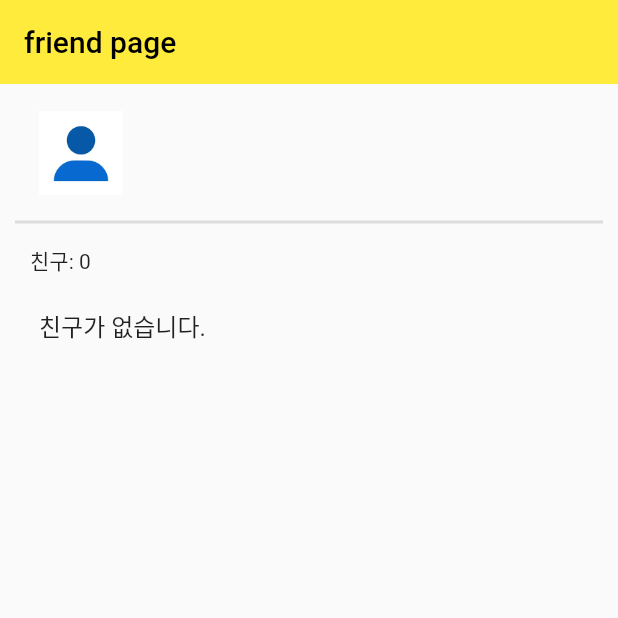
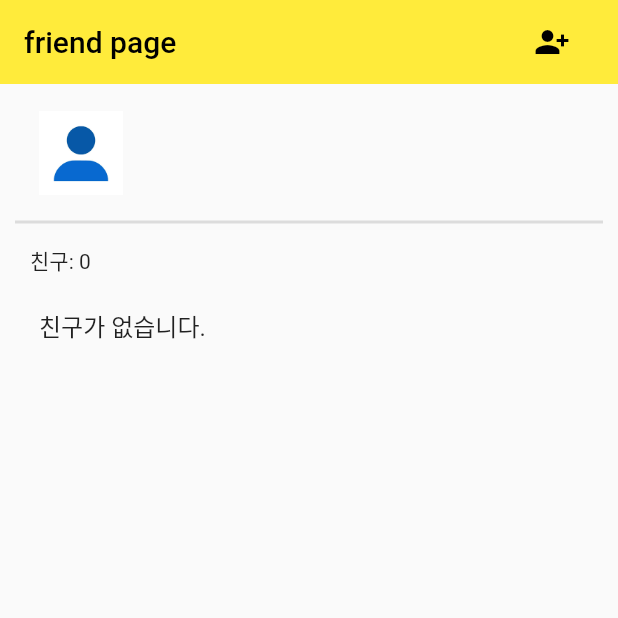
Before and after one commit to StarJins/pineapple_tok, a Flutter app: the MainPage screen opened directly, on a phone screen of 412 x 824 dp, the top half of it. Run offline on Flutter 3.47's test engine with Material 2 defaults, Android fonts, the phone set to English and light mode, and no system bars; our stand-ins replace cloud_firestore, firebase_auth, firebase_core, page_transition, tuple; accounts and stored records are empty.

Commit message:
친구추가 틀 구현

```diff
--- a/lib/data/friend.dart
+++ b/lib/data/friend.dart
@@ -4,15 +4,16 @@ import 'package:cloud_firestore/cloud_firestore.dart';
 import 'package:pineapple_tok/data/profile.dart';
 
 class Friend extends Profile {
-  Friend(String thumbnail, String background, String name, String comment)
+  String uid;
+  Friend(this.uid, String thumbnail, String background, String name, String comment)
       : super(thumbnail, background, name, comment);
 
-  factory Friend.getFriendProfile(String thumbnail, String background, String name, String comment) {
+  factory Friend.getFriendProfile(String uid, String thumbnail, String background, String name, String comment) {
     if (thumbnail == '') {
       thumbnail = 'assets/basic_profile_picture.png';
     }
 
-    return Friend(thumbnail, background, name, comment);
+    return Friend(uid, thumbnail, background, name, comment);
   }
 }
 
@@ -52,7 +53,9 @@ class FriendHandler {
         String background = doc['background'];
         String name = doc['name'];
         String comment = doc['comment'];
-        friendList.add(Friend.getFriendProfile(thumbnail, background, name, comment));
+
+        print(doc.id);
+        friendList.add(Friend.getFriendProfile(doc.id, thumbnail, background, name, comment));
       }
     }
 
--- a/lib/layout/main_page.dart
+++ b/lib/layout/main_page.dart
@@ -1,7 +1,9 @@
 import 'package:flutter/material.dart';
+import 'package:page_transition/page_transition.dart';
 import 'package:pineapple_tok/chatting_page/chatting_list_page.dart';
 import 'package:pineapple_tok/credit_page/credit_page.dart';
 import 'package:pineapple_tok/friend_page/friend_page.dart';
+import 'package:pineapple_tok/friend_page/new_friend_page.dart';
 
 class MainPage extends StatefulWidget {
   MainPage({Key? key}) : super(key: key);
@@ -16,7 +18,7 @@ class _MainPageState extends State<MainPage> {
   @override
   Widget build(BuildContext context) {
     return Scaffold(
-      appBar: _buildAppBar(),
+      appBar: _getAppbar(),
       body: _getBodyPage(),
       bottomNavigationBar: SizedBox(
         height: 60.0,
@@ -25,23 +27,44 @@ class _MainPageState extends State<MainPage> {
     );
   }
 
-  AppBar _buildAppBar() {
-    return AppBar(
-      title: _getAppbarTitle(),
-      automaticallyImplyLeading: false,
-      elevation: 0.0,
-    );
-  }
-
-  Widget _getAppbarTitle() {
+  AppBar _getAppbar() {
     if (_selectedPageIdx == 0) {
-      return Text('friend page');
+      return AppBar(
+        title: Text('friend page'),
+        automaticallyImplyLeading: false,
+        elevation: 0.0,
+        actions: [
+          Padding(
+            padding: const EdgeInsets.only(right: 20.0),
+            child: IconButton(
+              onPressed: () {
+                Navigator.of(context).push(
+                  PageTransition(
+                    type: PageTransitionType.bottomToTop,
+                    child: NewFriendPage(),
+                  ),
+                );
+              },
+              icon: Icon(Icons.person_add_alt_1),
+              splashRadius: 20.0,
+            ),
+          ),
+        ],
+      );
     }
     else if (_selectedPageIdx == 1) {
-      return Text('chatting page');
+      return AppBar(
+        title: Text('chatting page'),
+        automaticallyImplyLeading: false,
+        elevation: 0.0,
+      );
     }
     else {
-      return Text('credit page');
+      return AppBar(
+        title: Text('credit page'),
+        automaticallyImplyLeading: false,
+        elevation: 0.0,
+      );
     }
   }
 
```
Also changed, not shown: lib/friend_page/new_friend_page.dart (added, +100 -0 lines).
